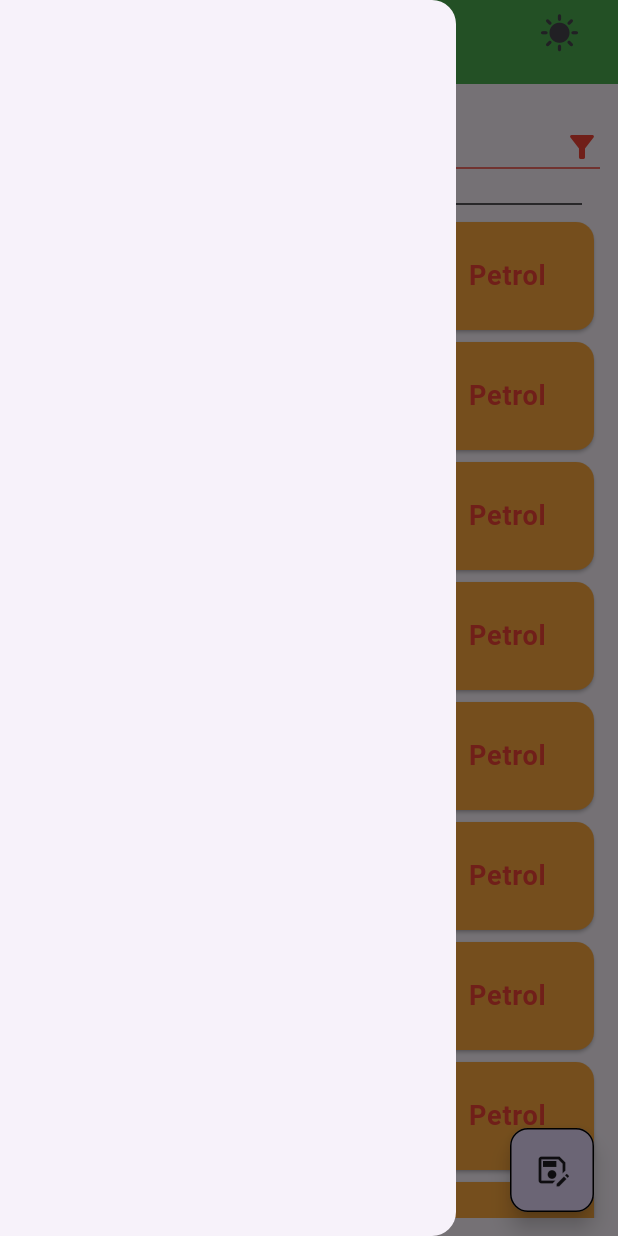
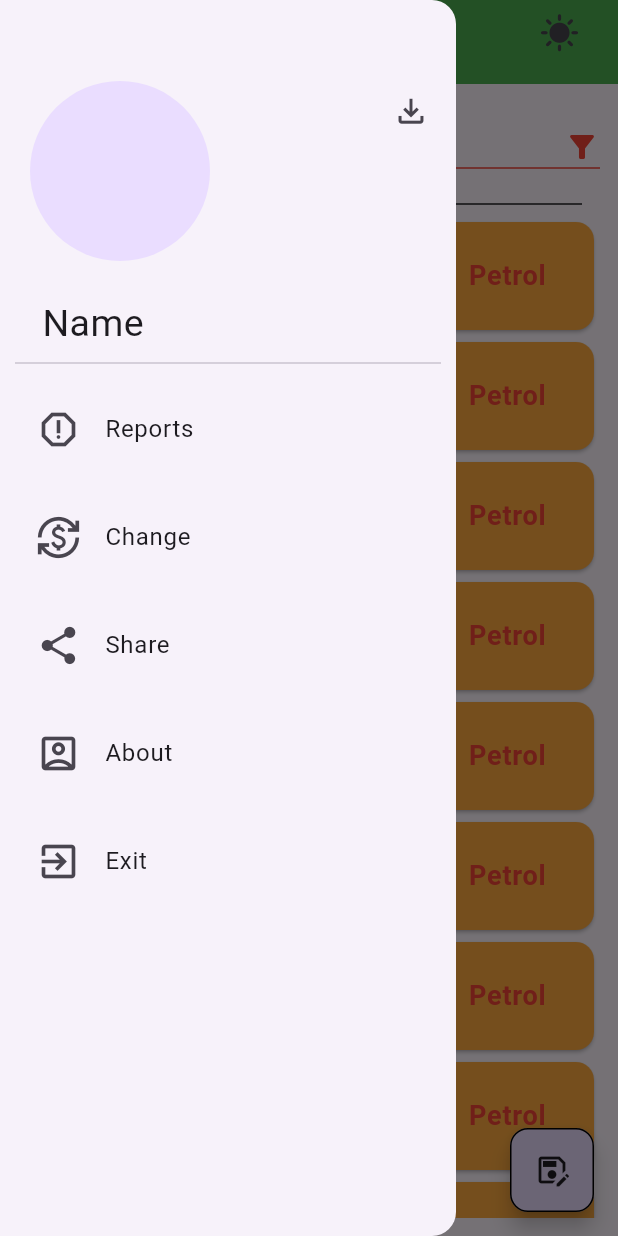
Before and after one commit to Ahmadi83/assignment_-14, a Flutter app: the ListPage screen opened directly, with the side drawer open, on a phone screen of 412 x 824 dp. Run offline on Flutter 3.47's test engine with Material 3 defaults, Android fonts, the phone set to English and light mode, and no system bars; our stand-ins replace image_picker, sqflite; accounts and stored records are empty.

Commit message:
second commit

```diff
--- a/analysis_options.yaml
+++ b/analysis_options.yaml
@@ -10,6 +10,7 @@
 include: package:flutter_lints/flutter.yaml
 
 linter:
+
   # The lint rules applied to this project can be customized in the
   # section below to disable rules from the `package:flutter_lints/flutter.yaml`
   # included above or to enable additional rules. A list of all available lints
@@ -21,6 +22,7 @@ linter:
   # `// ignore_for_file: name_of_lint` syntax on the line or in the file
   # producing the lint.
   rules:
+
     # avoid_print: false  # Uncomment to disable the `avoid_print` rule
     # prefer_single_quotes: true  # Uncomment to enable the `prefer_single_quotes` rule
 
--- a/lib/List_Page.dart
+++ b/lib/List_Page.dart
@@ -1,5 +1,6 @@
 import 'dart:io';
-
+import 'package:image_picker/image_picker.dart';
+import 'package:assignment_14/Add_Sales.dart';
 import 'package:flutter/cupertino.dart';
 import 'package:flutter/material.dart';
 import 'package:flutter/painting.dart';
@@ -12,6 +13,39 @@ class ListPage extends StatefulWidget {
 }
 
 class _MyAppState extends State<ListPage> {
+
+  File? _image;
+  final ImagePicker _picker = ImagePicker();
+
+  Future<void> _pickImage()async{
+    final XFile? pickedFile = await _picker.pickImage(source: ImageSource.gallery);
+    if(pickedFile != null){
+      setState(() {
+        _image = File(pickedFile.path);
+      });
+    }
+  }
+
+
+ var _size_Icon = 30.0;
+
+  list_tile(icon,name,press){
+   return
+   Padding(
+     padding: const EdgeInsets.all(8.0),
+     child: ListTile(
+       splashColor: Colors.white70,
+       leading: icon,
+       title: Text('$name'),
+       onTap: press,
+     ),
+   );
+
+  }
+
+
+
+
   String? selectedFilter;
   List<String> filterOptions = [
     'فروشات پطرول ۱',
@@ -25,7 +59,9 @@ class _MyAppState extends State<ListPage> {
   Widget build(BuildContext context) {
     return Scaffold(
       floatingActionButton: FloatingActionButton(
+        splashColor: Colors.green,
           onPressed: (){
+            Navigator.push(context, MaterialPageRoute(builder: (context) => Add_Sales(),));
             print('Floating Action Pressed');
           },
           shape:  OutlineInputBorder(borderRadius: BorderRadius.circular(12)),
@@ -33,11 +69,64 @@ class _MyAppState extends State<ListPage> {
       ),
 
         drawer: Drawer(
+
           child: Column(
-            mainAxisAlignment: MainAxisAlignment.center,
-            children: [],
+            mainAxisAlignment: MainAxisAlignment.start,
+            children: [
+             Padding(
+               padding: const EdgeInsets.only(left: 20,top: 50),
+               child: Row(
+                 children: [
+                   CircleAvatar(radius: 60,backgroundImage: _image != null ? FileImage(_image!): null,),
+                   SizedBox(width: 110,),
+
+                   Padding(
+                     padding: const EdgeInsets.only(bottom: 80),
+                     child: IconButton(
+                         iconSize: 25,
+                         onPressed: (){
+                           _pickImage();
+                         },
+                         icon: Icon(Icons.file_download_outlined)),
+                   ),
+               ],),
+             ),
+              SizedBox(height: 20,),
+
+              Padding(
+                padding: const EdgeInsets.only(right: 180),
+                child: Text('Name',style: TextStyle(fontSize: 25),),
+              ),
+
+              Divider(indent: 10,endIndent: 10,),
+
+              list_tile(Icon(Icons.report_gmailerrorred_outlined,size:_size_Icon ), 'Reports ',(){
+                print('Report Clicked');
+              }),
+
+              list_tile(Icon(Icons.currency_exchange_sharp,size:_size_Icon ),'Change', (){
+                print('Changes Clicked');
+              }),
+
+              list_tile(Icon(Icons.share,size:_size_Icon ,),'Share', (){
+                print('Share Clicked');
+              }),
+
+              list_tile(Icon(Icons.account_box_outlined,size:_size_Icon ), "About", (){
+                print('About');
+              }),
+
+              list_tile(Icon(Icons.exit_to_app,size:_size_Icon ), 'Exit' , (){
+                print('Exit');
+              })
+
+
+            ],
           ),
         ),
+
+
+
         appBar: AppBar(
           backgroundColor: Colors.green,
           title: Text('SALES',style: TextStyle(fontSize: 25,fontWeight: FontWeight.bold),),
--- a/lib/main.dart
+++ b/lib/main.dart
@@ -1,11 +1,10 @@
+import 'package:assignment_14/List_Page.dart';
 import 'package:flutter/cupertino.dart';
-import 'List_Page.dart';
 import 'package:flutter/material.dart';
-import 'Add_Sales.dart';
 
 void main(){
 
  runApp(MaterialApp(
-   home: Add_Sales(),
+   home: ListPage(),
  )) ;
 }
--- a/pubspec.yaml
+++ b/pubspec.yaml
@@ -24,6 +24,8 @@ dev_dependencies:
     sdk: flutter
   sqflite: ^2.3.3
   path: ^1.8.0
+  intl: ^0.19.0
+  image_picker: ^1.1.2
 
   # The "flutter_lints" package below contains a set of recommended lints to
   # encourage good coding practices. The lint set provided by the package is
```
Also changed, not shown: lib/Add_Sales.dart (+33 -7 lines), lib/Database.dart (added, +50 -0 lines), pubspec.lock, 3 other files.
